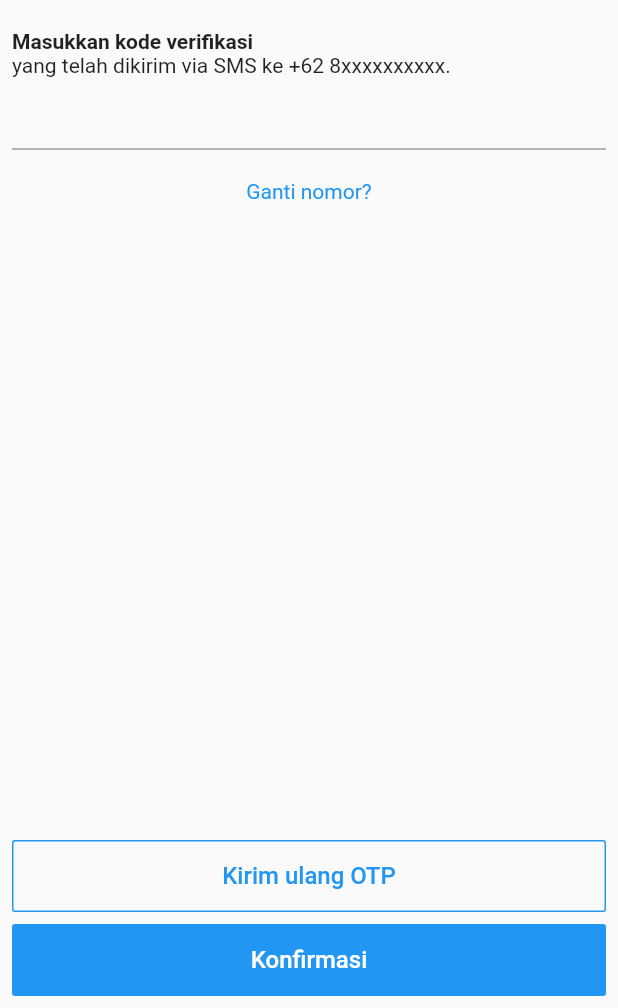
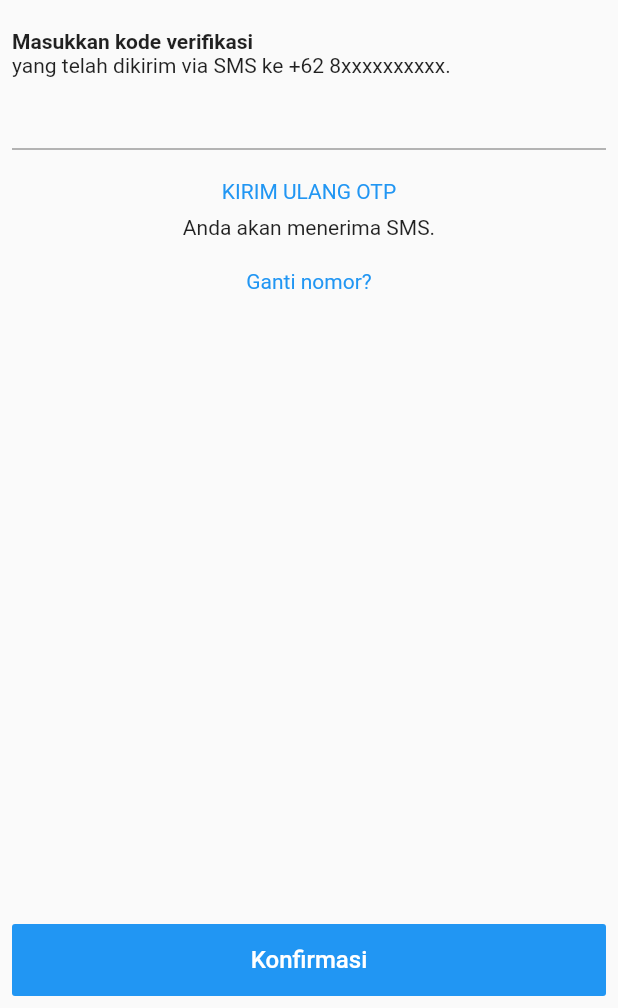
Before and after one commit to agungsatrioo/motordoc, a Flutter app: the OtpPage screen opened directly, on a phone screen of 412 x 824 dp, the part 228-1236 px from its top. Run offline on Flutter 3.47's test engine with Material 2 defaults, Android fonts, the light colour scheme and no system bars; our stand-ins replace sqflite; accounts and stored records are empty.

Commit message:
change otp layout

```diff
--- a/lib/src/ui/pages/otp.dart
+++ b/lib/src/ui/pages/otp.dart
@@ -53,6 +53,16 @@ class _OTPPageState extends State<OtpPage> {
                     padding: const EdgeInsets.only(top: 20),
                     child: Center(
                         child: new MyButton.link(
+                            caption: "KIRIM ULANG OTP", onTap: () {
+                          Navigator.of(context).pop();
+                        })
+                    ),
+                  ),
+                  Center(child: Text("Anda akan menerima SMS.")),
+                  Padding(
+                    padding: const EdgeInsets.only(top: 20),
+                    child: Center(
+                        child: new MyButton.link(
                             caption: "Ganti nomor?", onTap: () {
                           Navigator.of(context).pop();
                         })
@@ -67,12 +77,6 @@ class _OTPPageState extends State<OtpPage> {
           mainAxisSize: MainAxisSize.min,
           crossAxisAlignment: CrossAxisAlignment.start,
           children: <Widget>[
-            MyButton.flatPrimary(caption: "Kirim ulang OTP",
-              onTap: () {
-
-              },
-              buttonWidth: double.infinity,
-            ),
             MyButton.primary(caption: "Konfirmasi",
               onTap: () {
                 Navigator.of(context).push(
```
